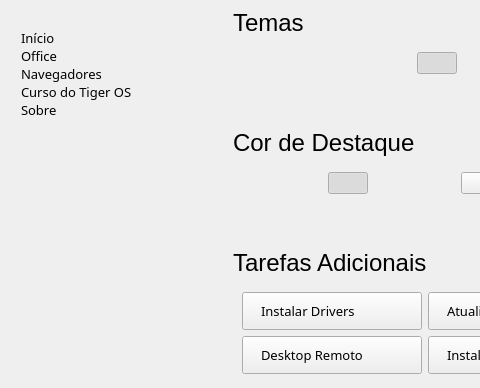
This is welcome.next/Welcome.ui in selrahcsan/welcome-qt as Qt 5 draws it before an edit; both pictures show x 0 to 480 and y 0 to 388 of the 870 by 600 pixel window. The edited form follows.
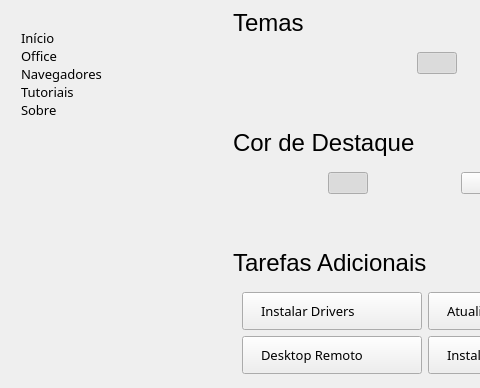
This is the edited form. Icons and pictures are not drawn.

The edit to the form file:
```diff
--- a/welcome.next/Welcome.ui
+++ b/welcome.next/Welcome.ui
@@ -129,7 +129,7 @@
          </item>
          <item>
           <property name="text">
-           <string>Curso do Tiger OS</string>
+           <string>Tutoriais</string>
           </property>
           <property name="icon">
            <iconset theme="applications-education">
```
Left out of the diff: 2 changed lines with no effect on the pictures.
